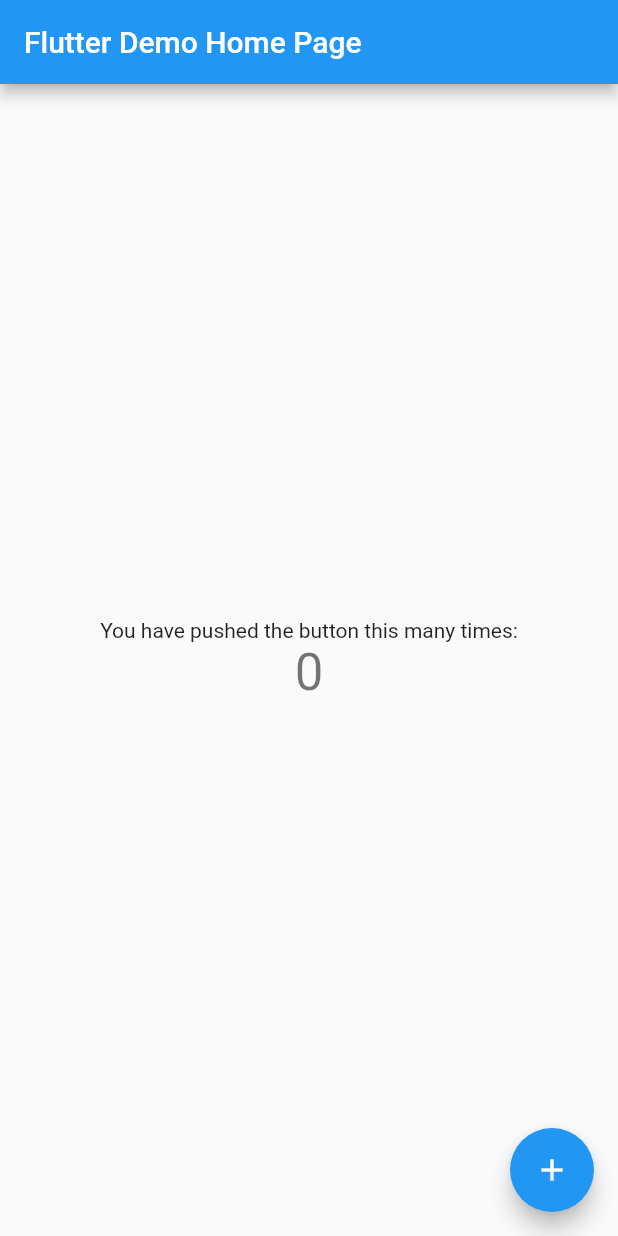
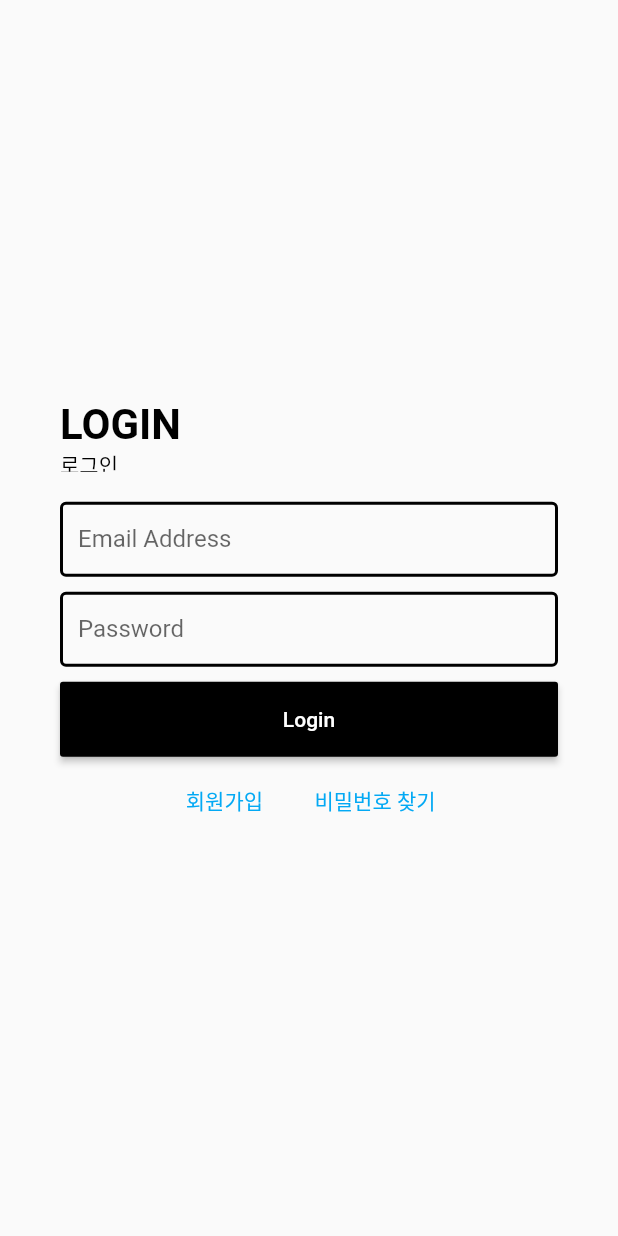
Before and after one commit to HighAloneStartup/frontend-demo, a Flutter app: the screen it shows after launch, on a phone screen of 412 x 824 dp. Run offline on Flutter 3.47's test engine with Material 2 defaults, Android fonts, the phone set to English and light mode, and no system bars.

Commit message:
second commit : Implemented login Screen(Draft)

```diff
--- /dev/null
+++ b/high_alone_startup/lib/loginPage.dart
@@ -0,0 +1,143 @@
+// ignore_for_file: prefer_const_literals_to_create_immutables, prefer_const_constructors, deprecated_member_use
+
+import 'package:flutter/material.dart';
+
+class LoginPage extends StatelessWidget {
+  const LoginPage({Key? key}) : super(key: key);
+
+  @override
+  Widget build(BuildContext context) {
+    return MaterialApp(
+      home: Scaffold(
+        body: Container(
+          margin: EdgeInsets.only(
+            left: 30,
+            right: 30,
+          ),
+          child: Column(
+            mainAxisAlignment: MainAxisAlignment.center,
+            children: [
+              Container(
+                height: 28,
+                margin: EdgeInsets.only(
+                  left: 10,
+                  bottom: 5,
+                ),
+                alignment: Alignment(-1.0, 0.0),
+                child: Text(
+                  'LOGIN',
+                  style: TextStyle(
+                    color: Colors.black,
+                    fontSize: 28,
+                    fontWeight: FontWeight.bold,
+                  ),
+                ),
+              ),
+              Container(
+                height: 15,
+                margin: EdgeInsets.only(left: 10),
+                alignment: Alignment(-1.0, 0.0),
+                child: Text(
+                  '로그인',
+                  style: TextStyle(
+                    color: Colors.black,
+                  ),
+                ),
+              ),
+              SizedBox(
+                height: 20.0,
+              ),
+              Container(
+                height: 50,
+                // width: 335,
+                margin: EdgeInsets.only(
+                  left: 10,
+                  right: 10,
+                ),
+                child: TextField(
+                  decoration: InputDecoration(
+                    labelText: 'Email Address',
+                    border: OutlineInputBorder(
+                      borderRadius: BorderRadius.circular(10.0),
+                    ),
+                    enabledBorder: OutlineInputBorder(
+                      borderSide: BorderSide(
+                        width: 2,
+                        color: Colors.black,
+                      ),
+                    ),
+                  ),
+                ),
+              ),
+              SizedBox(
+                height: 10.0,
+              ),
+              Container(
+                height: 50,
+                // width: 300,
+                margin: EdgeInsets.only(
+                  left: 10,
+                  right: 10,
+                  bottom: 10,
+                ),
+                child: TextField(
+                  decoration: InputDecoration(
+                    labelText: 'Password',
+                    border: OutlineInputBorder(
+                      borderRadius: BorderRadius.circular(10.0),
+                    ),
+                    enabledBorder: OutlineInputBorder(
+                      borderSide: BorderSide(
+                        width: 2,
+                        color: Colors.black,
+                      ),
+                    ),
+                  ),
+                ),
+              ),
+              Container(
+                height: 50,
+                width: double.infinity,
+                margin: EdgeInsets.only(
+                  left: 10,
+                  right: 10,
+                  bottom: 5,
+                ),
+                child: RaisedButton(
+                  color: Colors.black,
+                  textColor: Colors.white,
+                  child: Text('Login'),
+                  // name instead of the actual result! : without parentheses
+                  onPressed: () => {print('Clicked')},
+                ),
+              ),
+              Row(
+                mainAxisAlignment: MainAxisAlignment.center,
+                children: [
+                  FlatButton(
+                    textColor: Colors.lightBlue,
+                    child: Text(
+                      '회원가입',
+                      textAlign: TextAlign.center,
+                    ),
+                    // name instead of the actual result! : without parentheses
+                    onPressed: () => {print('Clicked REGISTER')},
+                  ),
+                  FlatButton(
+                    textColor: Colors.lightBlue,
+                    child: Text(
+                      '비밀번호 찾기',
+                      textAlign: TextAlign.center,
+                    ),
+                    // name instead of the actual result! : without parentheses
+                    onPressed: () => {print('Clicked FIND PASSWORD')},
+                  ),
+                ],
+              ),
+            ],
+          ),
+        ),
+      ),
+    );
+  }
+}
--- a/high_alone_startup/lib/main.dart
+++ b/high_alone_startup/lib/main.dart
@@ -1,4 +1,6 @@
 import 'package:flutter/material.dart';
+
+import 'loginPage.dart';
 
 void main() {
   runApp(const MyApp());
@@ -11,105 +13,7 @@
   @override
   Widget build(BuildContext context) {
     return MaterialApp(
-      title: 'Flutter Demo',
-      theme: ThemeData(
-        // This is the theme of your application.
-        //
-        // Try running your application with "flutter run". You'll see the
-        // application has a blue toolbar. Then, without quitting the app, try
-        // changing the primarySwatch below to Colors.green and then invoke
-        // "hot reload" (press "r" in the console where you ran "flutter run",
-        // or simply save your changes to "hot reload" in a Flutter IDE).
-        // Notice that the counter didn't reset back to zero; the application
-        // is not restarted.
-        primarySwatch: Colors.blue,
-      ),
-      home: const MyHomePage(title: 'Flutter Demo Home Page'),
+      home: LoginPage(),
     );
   }
 }
-
-class MyHomePage extends StatefulWidget {
-  const MyHomePage({Key? key, required this.title}) : super(key: key);
-
-  // This widget is the home page of your application. It is stateful, meaning
-  // that it has a State object (defined below) that contains fields that affect
-  // how it looks.
-
-  // This class is the configuration for the state. It holds the values (in this
-  // case the title) provided by the parent (in this case the App widget) and
-  // used by the build method of the State. Fields in a Widget subclass are
-  // always marked "final".
-
-  final String title;
-
-  @override
-  State<MyHomePage> createState() => _MyHomePageState();
-}
-
-class _MyHomePageState extends State<MyHomePage> {
-  int _counter = 0;
-
-  void _incrementCounter() {
-    setState(() {
-      // This call to setState tells the Flutter framework that something has
-      // changed in this State, which causes it to rerun the build method below
-      // so that the display can reflect the updated values. If we changed
-      // _counter without calling setState(), then the build method would not be
-      // called again, and so nothing would appear to happen.
-      _counter++;
-    });
-  }
-
-  @override
-  Widget build(BuildContext context) {
-    // This method is rerun every time setState is called, for instance as done
-    // by the _incrementCounter method above.
-    //
-    // The Flutter framework has been optimized to make rerunning build methods
-    // fast, so that you can just rebuild anything that needs updating rather
-    // than having to individually change instances of widgets.
-    return Scaffold(
-      appBar: AppBar(
-        // Here we take the value from the MyHomePage object that was created by
-        // the App.build method, and use it to set our appbar title.
-        title: Text(widget.title),
-      ),
-      body: Center(
-        // Center is a layout widget. It takes a single child and positions it
-        // in the middle of the parent.
-        child: Column(
-          // Column is also a layout widget. It takes a list of children and
-          // arranges them vertically. By default, it sizes itself to fit its
-          // children horizontally, and tries to be as tall as its parent.
-          //
-          // Invoke "debug painting" (press "p" in the console, choose the
-          // "Toggle Debug Paint" action from the Flutter Inspector in Android
-          // Studio, or the "Toggle Debug Paint" command in Visual Studio Code)
-          // to see the wireframe for each widget.
-          //
-          // Column has various properties to control how it sizes itself and
-          // how it positions its children. Here we use mainAxisAlignment to
-          // center the children vertically; the main axis here is the vertical
-          // axis because Columns are vertical (the cross axis would be
-          // horizontal).
-          mainAxisAlignment: MainAxisAlignment.center,
-          children: <Widget>[
-            const Text(
-              'You have pushed the button this many times:',
-            ),
-            Text(
-              '$_counter',
-              style: Theme.of(context).textTheme.headline4,
-            ),
-          ],
-        ),
-      ),
-      floatingActionButton: FloatingActionButton(
-        onPressed: _incrementCounter,
-        tooltip: 'Increment',
-        child: const Icon(Icons.add),
-      ), // This trailing comma makes auto-formatting nicer for build methods.
-    );
-  }
-}
```
